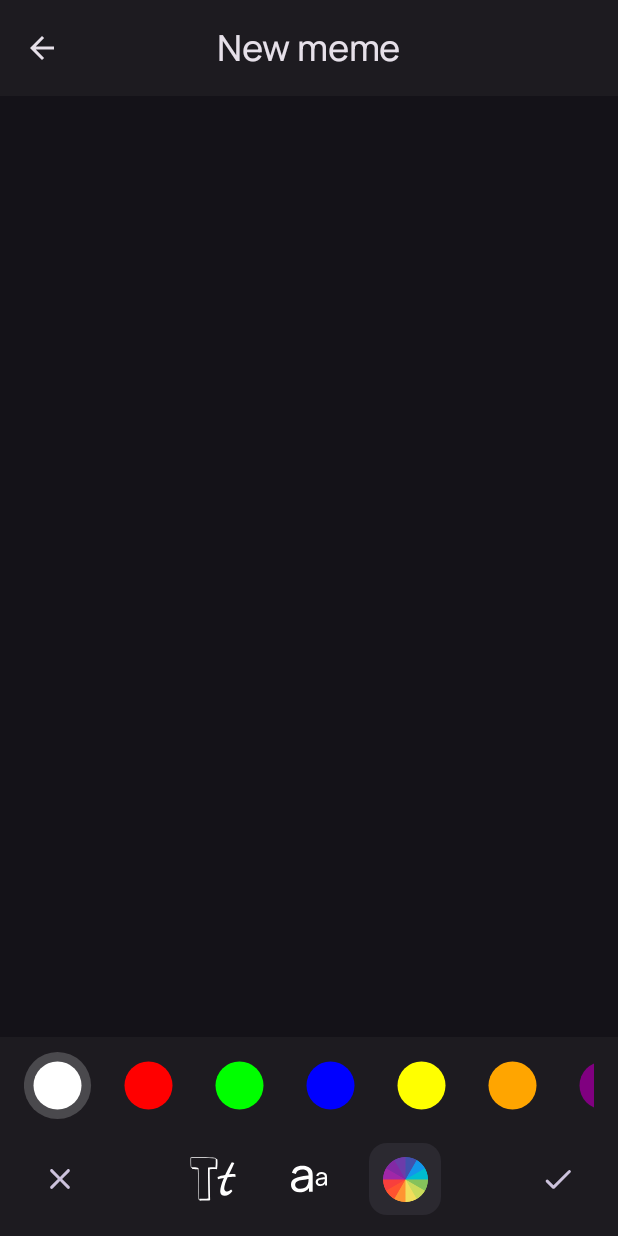
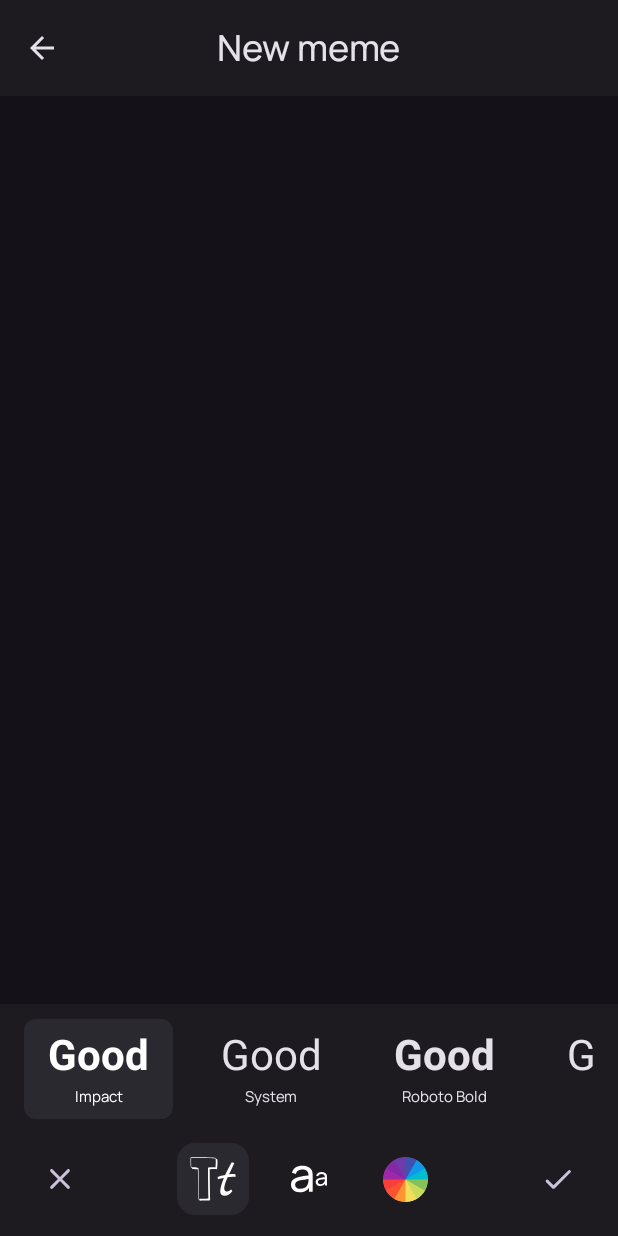
Before and after one commit to rastetedev/MasterMeme, an Android app built with Jetpack Compose: the screen it shows after launch (MainActivity), on a phone screen of 412 x 824 dp. Run offline under Robolectric (Android 15) with nearby library versions, the phone set to English and light mode, and no system bars.

Commit message:
feat: Implement font type selection in meme editor
Add the ability for users to select different font styles when creating a meme.

- Introduce `MemeFontType` domain enum and `MemeFontTypeUi` presentation model.
- Add a mapper `toUi()` to convert domain font types to UI models with specific `TextStyle` properties like `STROKE`, `SHADOWED`, and `HANDWRITTEN`.
- Create `FontTypeConfiguration` composable, a `LazyRow` that displays a preview of each available font type.
- Integrate the font type selection into `CreateMemeScreen` and update the `CreateMemeUiState` and `CreateMemeViewModel` to manage the selected font type.
- Rename `TextOption.FontFamily` to `TextOption.FontType` to better reflect the change.

```diff
--- /dev/null
+++ b/app/src/main/java/com/raulastete/mastermeme/domain/MemeFontType.kt
@@ -0,0 +1,14 @@
+package com.raulastete.mastermeme.domain
+
+//TODO: Change to real font types
+enum class MemeFontType {
+    IMPACT,
+    SYSTEM,
+    ROBOTO_BOLD,
+    COMIC,
+    STROKE,
+    SHADOWED,
+    OUTLINE,
+    RETRO,
+    HANDWRITTEN
+}
--- a/app/src/main/java/com/raulastete/mastermeme/presentation/feature/create_meme/CreateMemeScreen.kt
+++ b/app/src/main/java/com/raulastete/mastermeme/presentation/feature/create_meme/CreateMemeScreen.kt
@@ -15,9 +15,11 @@ import androidx.compose.ui.tooling.preview.Preview
 import androidx.lifecycle.compose.collectAsStateWithLifecycle
 import androidx.lifecycle.viewmodel.compose.viewModel
 import com.raulastete.mastermeme.presentation.feature.create_meme.components.FontColorConfiguration
+import com.raulastete.mastermeme.presentation.feature.create_meme.components.FontTypeConfiguration
 import com.raulastete.mastermeme.presentation.feature.create_meme.components.TextOption
 import com.raulastete.mastermeme.presentation.feature.create_meme.components.TextOptions
 import com.raulastete.mastermeme.presentation.model.MemeFontColorUi
+import com.raulastete.mastermeme.presentation.model.MemeFontTypeUi
 import com.raulastete.mastermeme.presentation.ui.components.NavigationalTopBar
 
 @Composable
@@ -33,6 +35,7 @@ fun CreateMemeScreen(
         navigateBack = navigateBack,
         onUpdateFontSize = viewModel::updateFontSize,
         onUpdateFontColor = viewModel::updateFontColor,
+        onUpdateFontType = viewModel:: updateFontType,
         onUndoEdition = {},
         onRedoEdition = {},
         onAddTextBox = {},
@@ -45,6 +48,7 @@ private fun CreateMemeScreenContent(
     navigateBack: () -> Unit,
     onUpdateFontSize: (Float) -> Unit,
     onUpdateFontColor: (MemeFontColorUi) -> Unit,
+    onUpdateFontType: (MemeFontTypeUi) -> Unit,
     onUndoEdition: () -> Unit,
     onRedoEdition: () -> Unit,
     onAddTextBox: () -> Unit,
@@ -96,7 +100,7 @@ private fun CreateMemeScreenContent(
                 )
             }*/
 
-            Column(
+            /*Column(
                 Modifier
                     .fillMaxWidth()
                     .align(Alignment.BottomCenter)
@@ -117,7 +121,31 @@ private fun CreateMemeScreenContent(
                     onEditFontColor = {},
                     optionSelected = TextOption.FontColor
                 )
+            }*/
+
+            Column(
+                Modifier
+                    .fillMaxWidth()
+                    .align(Alignment.BottomCenter)
+            ) {
+                FontTypeConfiguration(
+                    modifier = Modifier.fillMaxWidth(),
+                    selectedFontType = uiState.textState.fontType,
+                    fontTypeList = uiState.fontTypes,
+                    onTypeSelected = onUpdateFontType
+                )
+                TextOptions(
+                    modifier = Modifier
+                        .fillMaxWidth(),
+                    onDiscardChanges = {},
+                    onConfirmChanges = {},
+                    onEditFontFamily = {},
+                    onEditFontSize = {},
+                    onEditFontColor = {},
+                    optionSelected = TextOption.FontType
+                )
             }
+
         }
     }
 }
@@ -132,6 +160,7 @@ private fun CreateMemeScreenContentPreview() {
             navigateBack = {},
             onUpdateFontSize = {},
             onUpdateFontColor = {},
+            onUpdateFontType = {},
             onUndoEdition = {},
             onRedoEdition = {},
             onAddTextBox = {},
--- a/app/src/main/java/com/raulastete/mastermeme/presentation/feature/create_meme/CreateMemeUiState.kt
+++ b/app/src/main/java/com/raulastete/mastermeme/presentation/feature/create_meme/CreateMemeUiState.kt
@@ -1,19 +1,21 @@
 package com.raulastete.mastermeme.presentation.feature.create_meme
 
-import androidx.compose.ui.text.font.FontFamily
 import androidx.compose.ui.unit.sp
 import com.raulastete.mastermeme.domain.MemeFontColor
+import com.raulastete.mastermeme.domain.MemeFontType
 import com.raulastete.mastermeme.presentation.model.MemeFontColorUi
+import com.raulastete.mastermeme.presentation.model.MemeFontTypeUi
 import com.raulastete.mastermeme.presentation.model.toUi
 
 data class CreateMemeUiState(
     val textState: TextState = TextState(),
-    val fontColors: List<MemeFontColorUi> = MemeFontColor.entries.map { it.toUi() }
+    val fontColors: List<MemeFontColorUi> = MemeFontColor.entries.map { it.toUi() },
+    val fontTypes: List<MemeFontTypeUi> = MemeFontType.entries.map { it.toUi() }
 )
 
 data class TextState(
     val text: String = "",
-    val fontFamily: FontFamily = FontFamily.Default,
+    val fontType: MemeFontTypeUi = MemeFontType.entries.first().toUi(),
     val fontSize: Float = 16f,
     val fontColor: MemeFontColorUi = MemeFontColor.entries.first().toUi()
 ) {
--- a/app/src/main/java/com/raulastete/mastermeme/presentation/feature/create_meme/CreateMemeViewModel.kt
+++ b/app/src/main/java/com/raulastete/mastermeme/presentation/feature/create_meme/CreateMemeViewModel.kt
@@ -2,6 +2,7 @@ package com.raulastete.mastermeme.presentation.feature.create_meme
 
 import androidx.lifecycle.ViewModel
 import com.raulastete.mastermeme.presentation.model.MemeFontColorUi
+import com.raulastete.mastermeme.presentation.model.MemeFontTypeUi
 import kotlinx.coroutines.flow.MutableStateFlow
 import kotlinx.coroutines.flow.asStateFlow
 
@@ -20,6 +21,11 @@ class CreateMemeViewModel : ViewModel() {
         _uiState.value = _uiState.value.copy(
             textState = _uiState.value.textState.copy(fontColor = fontColor)
         )
+    }
 
+    fun updateFontType(fontType: MemeFontTypeUi) {
+        _uiState.value = _uiState.value.copy(
+            textState = _uiState.value.textState.copy(fontType = fontType)
+        )
     }
 }
--- /dev/null
+++ b/app/src/main/java/com/raulastete/mastermeme/presentation/feature/create_meme/components/FontTypeConfiguration.kt
@@ -0,0 +1,83 @@
+package com.raulastete.mastermeme.presentation.feature.create_meme.components
+
+import androidx.compose.foundation.background
+import androidx.compose.foundation.clickable
+import androidx.compose.foundation.layout.Arrangement
+import androidx.compose.foundation.layout.Box
+import androidx.compose.foundation.layout.Column
+import androidx.compose.foundation.layout.fillMaxWidth
+import androidx.compose.foundation.layout.padding
+import androidx.compose.foundation.lazy.LazyRow
+import androidx.compose.foundation.lazy.items
+import androidx.compose.foundation.shape.RoundedCornerShape
+import androidx.compose.material3.MaterialTheme
+import androidx.compose.material3.Text
+import androidx.compose.runtime.Composable
+import androidx.compose.ui.Alignment
+import androidx.compose.ui.Modifier
+import androidx.compose.ui.draw.clip
+import androidx.compose.ui.graphics.Color
+import androidx.compose.ui.unit.dp
+import androidx.compose.ui.unit.sp
+import com.raulastete.mastermeme.presentation.model.MemeFontTypeUi
+import com.raulastete.mastermeme.presentation.model.toTextStyle
+
+@Composable
+fun FontTypeConfiguration(
+    modifier: Modifier = Modifier,
+    selectedFontType: MemeFontTypeUi,
+    fontTypeList: List<MemeFontTypeUi>,
+    onTypeSelected: (MemeFontTypeUi) -> Unit
+) {
+    Box(
+        modifier = modifier
+            .background(color = MaterialTheme.colorScheme.surfaceContainerLow)
+            .padding(horizontal = 16.dp)
+            .padding(bottom = 2.dp, top = 10.dp),
+        contentAlignment = Alignment.Center
+    ) {
+        LazyRow(
+            modifier = Modifier.fillMaxWidth(),
+            horizontalArrangement = Arrangement.spacedBy(16.dp),
+            verticalAlignment = Alignment.CenterVertically
+        ) {
+            items(fontTypeList) { memeFontType ->
+
+                val textColor = if (selectedFontType == memeFontType)
+                    Color.White else Color.Unspecified
+
+                Column(
+                    horizontalAlignment = Alignment.CenterHorizontally,
+                    verticalArrangement = Arrangement.spacedBy(4.dp),
+                    modifier = Modifier
+                        .clip(RoundedCornerShape(8.dp))
+                        .background(
+                            if (selectedFontType == memeFontType)
+                                MaterialTheme.colorScheme.surfaceContainerHigh
+                            else
+                                Color.Transparent
+                        )
+                        .clickable { onTypeSelected(memeFontType) }
+                        .padding(horizontal = 16.dp, vertical = 8.dp)
+                ) {
+                    // Preview text with font style
+                    Text(
+                        text = "Good",
+                        style = memeFontType.toTextStyle(
+                            color = textColor,
+                            fontSize = 28f
+                        ),
+                    )
+                    // Font name
+                    Text(
+                        text = memeFontType.displayName,
+                        style = MaterialTheme.typography.bodySmall.copy(
+                            fontSize = 10.sp,
+                            color = textColor
+                        )
+                    )
+                }
+            }
+        }
+    }
+}
--- a/app/src/main/java/com/raulastete/mastermeme/presentation/feature/create_meme/components/TextOptions.kt
+++ b/app/src/main/java/com/raulastete/mastermeme/presentation/feature/create_meme/components/TextOptions.kt
@@ -25,7 +25,7 @@ import com.raulastete.mastermeme.R
 import com.raulastete.mastermeme.presentation.ui.theme.White
 
 enum class TextOption {
-    FontFamily,
+    FontType,
     FontSize,
     FontColor
 }
@@ -64,7 +64,7 @@ fun TextOptions(
 
             TextOptionButton(
                 onClick = onEditFontFamily,
-                selected = optionSelected == TextOption.FontFamily
+                selected = optionSelected == TextOption.FontType
             ) {
                 Icon(
                     ImageVector.vectorResource(R.drawable.text_style),
--- /dev/null
+++ b/app/src/main/java/com/raulastete/mastermeme/presentation/model/MemeFontTypeUi.kt
@@ -0,0 +1,111 @@
+package com.raulastete.mastermeme.presentation.model
+
+import androidx.compose.ui.geometry.Offset
+import androidx.compose.ui.graphics.Color
+import androidx.compose.ui.graphics.Shadow
+import androidx.compose.ui.graphics.StrokeJoin
+import androidx.compose.ui.graphics.drawscope.Stroke
+import androidx.compose.ui.text.TextStyle
+import androidx.compose.ui.text.font.FontFamily
+import androidx.compose.ui.text.font.FontWeight
+import androidx.compose.ui.unit.sp
+import com.raulastete.mastermeme.domain.MemeFontType
+
+data class MemeFontTypeUi(
+    val displayName: String,
+    val fontFamily: FontFamily = FontFamily.Default,
+    val textStyle: TextStyle = TextStyle()
+)
+
+fun MemeFontTypeUi.toTextStyle(color: Color, fontSize: Float): TextStyle {
+    return textStyle.merge(
+        TextStyle(
+            fontSize = fontSize.sp,
+            color = color,
+            fontFamily = fontFamily
+        )
+    )
+}
+
+fun MemeFontType.toUi(): MemeFontTypeUi =
+    when (this) {
+        MemeFontType.IMPACT -> MemeFontTypeUi(
+            displayName = "Impact",
+            textStyle = TextStyle(
+                fontWeight = FontWeight.Bold,
+                letterSpacing = 0.sp
+            )
+        )
+
+        MemeFontType.SYSTEM -> MemeFontTypeUi(
+            displayName = "System",
+            fontFamily = FontFamily.Default,
+            textStyle = TextStyle(
+                fontWeight = FontWeight.Normal
+            )
+        )
+
+        MemeFontType.ROBOTO_BOLD -> MemeFontTypeUi(
+            displayName = "Roboto Bold",
+            fontFamily = FontFamily.Default,
+            textStyle = TextStyle(
+                fontWeight = FontWeight.Bold
+            )
+        )
+
+        MemeFontType.COMIC -> MemeFontTypeUi(
+            displayName = "Comic",
+            fontFamily = FontFamily.SansSerif,
+            textStyle = TextStyle(
+                fontWeight = FontWeight.Normal,
+                letterSpacing = 0.5.sp
+            )
+        )
+
+        MemeFontType.STROKE -> MemeFontTypeUi(
+            displayName = "Stroke",
+            textStyle = TextStyle(
+                drawStyle = Stroke(
+                    width = 2f,
+                    join = StrokeJoin.Round
+                )
+            )
+        )
+
+        MemeFontType.SHADOWED -> MemeFontTypeUi(
+            displayName = "Shadowed",
+            textStyle = TextStyle(
+                shadow = Shadow(
+                    offset = Offset(2f, 2f),
+                    blurRadius = 3f
+                )
+            )
+        )
+
+        MemeFontType.OUTLINE -> MemeFontTypeUi(
+            displayName = "Outline",
+            textStyle = TextStyle(
+                drawStyle = Stroke(
+                    width = 3f,
+                    join = StrokeJoin.Round
+                )
+            )
+        )
+
+        MemeFontType.RETRO -> MemeFontTypeUi(
+            displayName = "Retro",
+            textStyle = TextStyle(
+                fontWeight = FontWeight.ExtraBold,
+                letterSpacing = 2.sp
+            )
+        )
+
+        MemeFontType.HANDWRITTEN -> MemeFontTypeUi(
+            displayName = "Handwritten",
+            fontFamily = FontFamily.Cursive,
+            textStyle = TextStyle(
+                fontWeight = FontWeight.Normal,
+                letterSpacing = 1.sp
+            )
+        )
+    }
```
